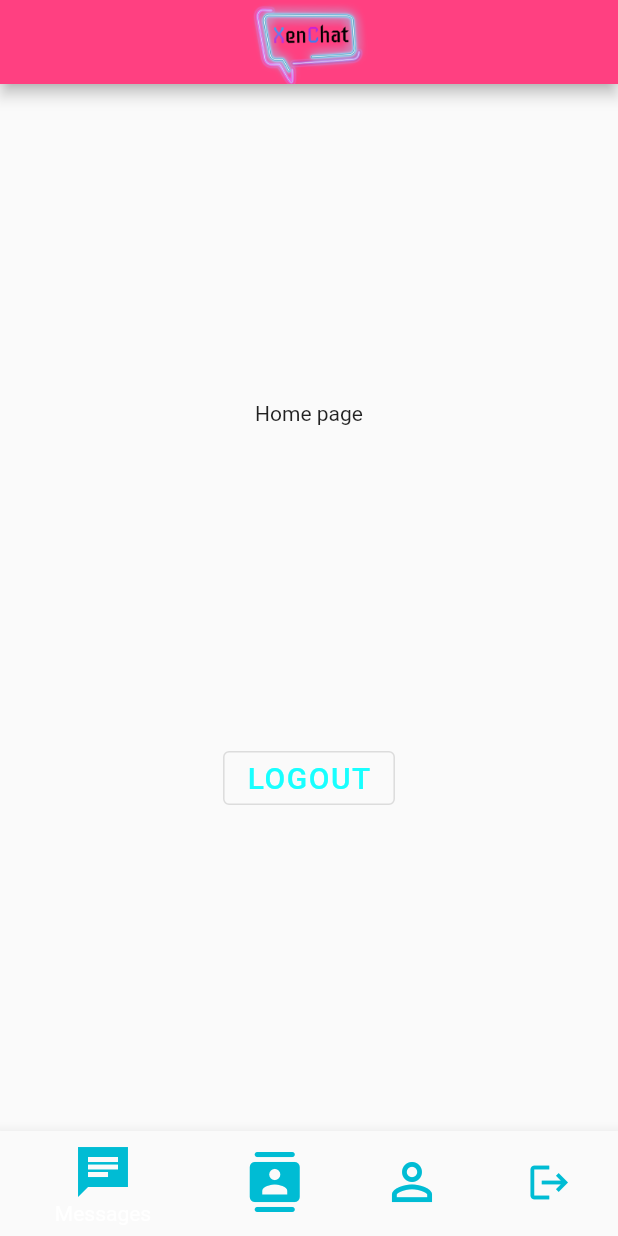
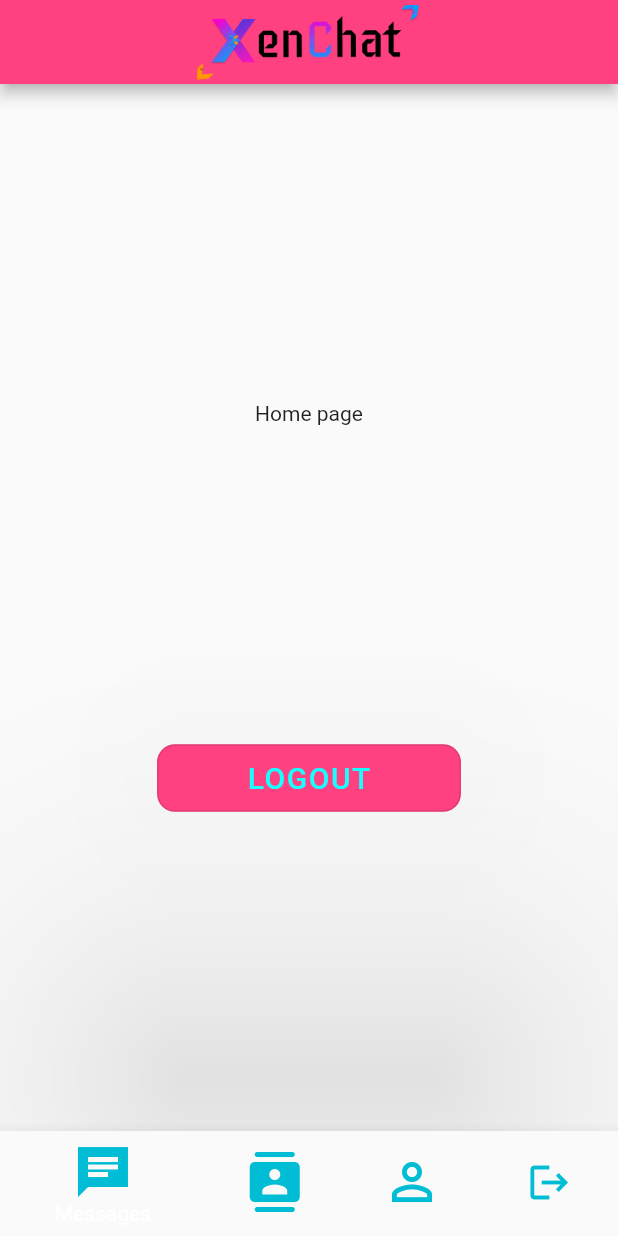
Before and after one commit to mohanrajreese/Xen-Chat, a Flutter app: the screen it shows once a user with an empty profile is signed in, on a phone screen of 412 x 824 dp. Run offline on Flutter 3.47's test engine with Material 2 defaults, Android fonts, the phone set to English and light mode, and no system bars; our stand-ins replace cloud_firestore, firebase_auth, firebase_core, floating_bottom_navigation_bar, flutter_spinkit, flutter_styled_toast and 1 more; accounts and stored records are empty.

Commit message:
powercut completed

```diff
--- a/lib/screens/home/chatpage.dart
+++ b/lib/screens/home/chatpage.dart
@@ -27,7 +27,7 @@ class _ChatPageState extends State<ChatPage> {
           appBar: AppBar(
             backgroundColor: Colors.pinkAccent,
             title: Image.asset(
-              'media/XenLogo.png',
+              'media/Xen1.png',
               height: 60,
               width: 150,
             ),
@@ -114,21 +114,14 @@ class _ChatPageState extends State<ChatPage> {
 
             BottomNavigationBarItem(
               icon: Icon(Icons.chat_sharp,size: 40.0, color: Colors.cyan,),
-              label: 'Messages',
-            ),
+              label: 'Messages',),
             BottomNavigationBarItem(
               icon: Icon(
-                Icons.contacts_rounded,
-                size: 40.0,
-                color: Colors.cyan,
-              ),
-              label: 'Contacts',
-            ),
+                Icons.contacts_rounded,size: 40.0,color: Colors.cyan,),
+              label: 'Contacts',),
             BottomNavigationBarItem(
               icon: Icon(Icons.person_outline_sharp,size: 40.0, color: Colors.cyan ,),
-              label: 'Profile',
-
-            ),
+              label: 'Profile',),
             BottomNavigationBarItem(
               icon: Icon(Icons.logout,size: 30.0, color: Colors.cyan,),
               label: 'LogOut',
@@ -142,6 +135,14 @@ class _ChatPageState extends State<ChatPage> {
               children: <Widget>[
                 Text("Home page"),
                 OutlinedButton(
+                   style: OutlinedButton.styleFrom(
+                  elevation: 100,
+                  padding: EdgeInsets.symmetric(horizontal: 60, vertical: 11),
+                  backgroundColor: Colors.pinkAccent,
+                  shape: RoundedRectangleBorder(
+                    borderRadius: BorderRadius.circular(12.0),
+                  ),
+                ),
 
                   child: Text(
                     'LOGOUT',
```
Also changed, not shown: lib/screens/home/contact.dart (+11 -3 lines), assets/test2.jpg (deleted), media/Xen1.png (added), media/lp.png (renamed from media/landingPage.png), media/test3.jpg, media/test31.jpg (added).
